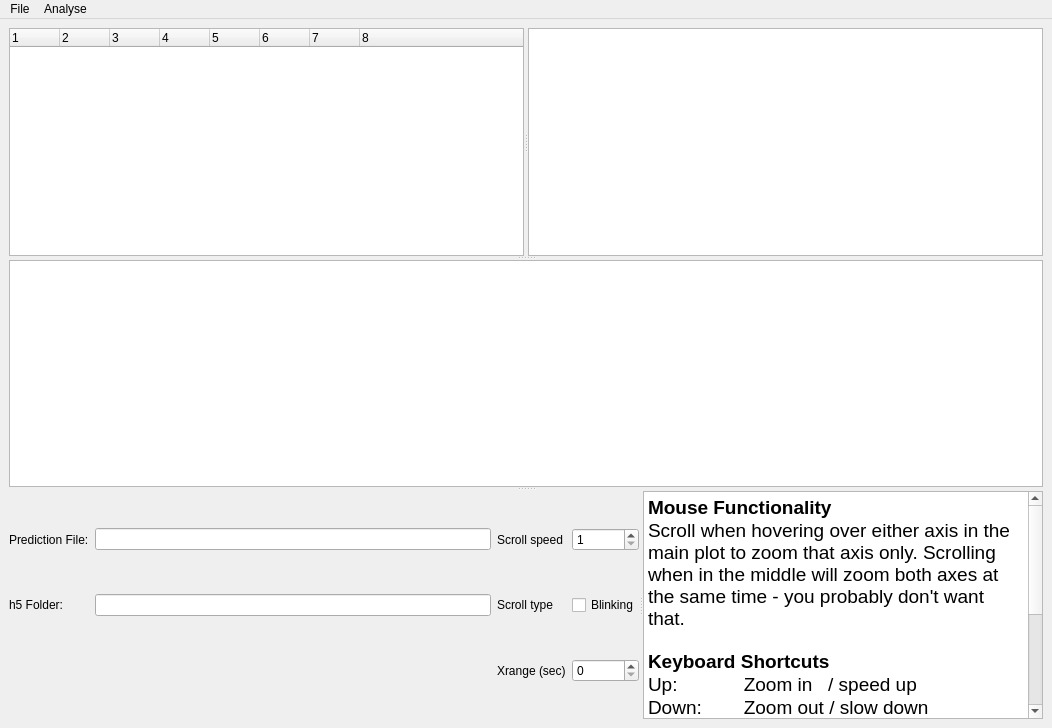
First picture: the form in pyecog/visualisation/check_preds_design_v2.ui, repository jcornford/pyecog, before the edit.
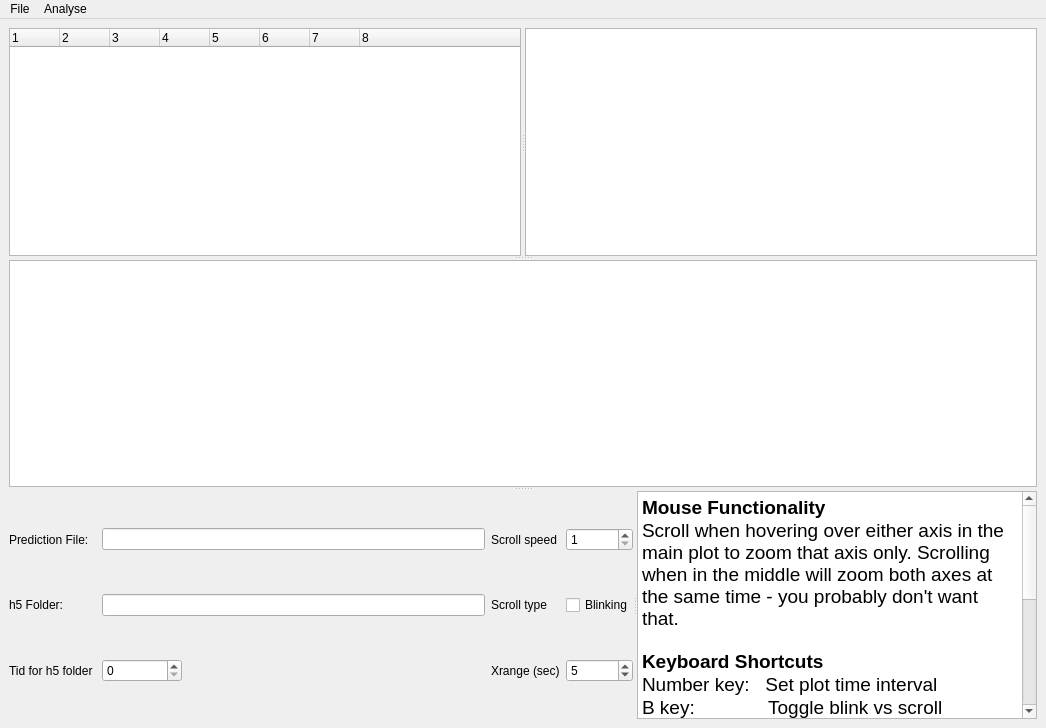
Second picture: the form after the edit. Custom widgets are drawn as their Qt base class.

```diff
--- a/pyecog/visualisation/check_preds_design_v2.ui
+++ b/pyecog/visualisation/check_preds_design_v2.ui
@@ -6,7 +6,7 @@
    <rect>
     <x>0</x>
     <y>0</y>
-    <width>1052</width>
+    <width>1046</width>
     <height>728</height>
    </rect>
   </property>
@@ -199,7 +199,7 @@
           <widget class="QSpinBox" name="scroll_speed_box">
            <property name="maximumSize">
             <size>
-             <width>100</width>
+             <width>80</width>
              <height>16777215</height>
             </size>
            </property>
@@ -253,7 +253,37 @@
           </widget>
          </item>
          <item row="2" column="3">
-          <widget class="QSpinBox" name="xrange_spinBox"/>
+          <widget class="QSpinBox" name="xrange_spinBox">
+           <property name="maximumSize">
+            <size>
+             <width>80</width>
+             <height>16777215</height>
+            </size>
+           </property>
+           <property name="minimum">
+            <number>1</number>
+           </property>
+           <property name="value">
+            <number>5</number>
+           </property>
+          </widget>
+         </item>
+         <item row="2" column="1">
+          <widget class="QSpinBox" name="tid_spinBox">
+           <property name="maximumSize">
+            <size>
+             <width>80</width>
+             <height>16777215</height>
+            </size>
+           </property>
+          </widget>
+         </item>
+         <item row="2" column="0">
+          <widget class="QLabel" name="label_6">
+           <property name="text">
+            <string>Tid for h5 folder </string>
+           </property>
+          </widget>
          </item>
         </layout>
        </widget>
@@ -273,14 +303,17 @@
 &lt;p style=&quot; margin-top:0px; margin-bottom:0px; margin-left:0px; margin-right:0px; -qt-block-indent:0; text-indent:0px;&quot;&gt;&lt;span style=&quot; font-family:'.Helvetica Neue DeskInterface'; font-size:14pt;&quot;&gt;Scroll when hovering over either axis in the main plot to zoom that axis only. Scrolling when in the middle will zoom both axes at the same time - you probably don't want that.&lt;/span&gt;&lt;/p&gt;
 &lt;p align=&quot;center&quot; style=&quot;-qt-paragraph-type:empty; margin-top:0px; margin-bottom:0px; margin-left:0px; margin-right:0px; -qt-block-indent:0; text-indent:0px;&quot;&gt;&lt;br /&gt;&lt;/p&gt;
 &lt;p style=&quot; margin-top:0px; margin-bottom:0px; margin-left:0px; margin-right:0px; -qt-block-indent:0; text-indent:0px;&quot;&gt;&lt;span style=&quot; font-family:'.Helvetica Neue DeskInterface'; font-size:14pt; font-weight:600;&quot;&gt;Keyboard Shortcuts&lt;/span&gt;&lt;/p&gt;
-&lt;p style=&quot; margin-top:0px; margin-bottom:0px; margin-left:0px; margin-right:0px; -qt-block-indent:0; text-indent:0px;&quot;&gt;&lt;span style=&quot; font-family:'.Helvetica Neue DeskInterface'; font-size:14pt;&quot;&gt;Up: 	   Zoom in   / speed up&lt;/span&gt;&lt;/p&gt;
-&lt;p style=&quot; margin-top:0px; margin-bottom:0px; margin-left:0px; margin-right:0px; -qt-block-indent:0; text-indent:0px;&quot;&gt;&lt;span style=&quot; font-family:'.Helvetica Neue DeskInterface'; font-size:14pt;&quot;&gt;Down: 	   Zoom out / slow down&lt;/span&gt;&lt;/p&gt;
-&lt;p style=&quot; margin-top:0px; margin-bottom:0px; margin-left:0px; margin-right:0px; -qt-block-indent:0; text-indent:0px;&quot;&gt;&lt;span style=&quot; font-family:'.Helvetica Neue DeskInterface'; font-size:14pt;&quot;&gt;Right arrow:    Step right / scroll forwards&lt;/span&gt;&lt;/p&gt;
-&lt;p style=&quot; margin-top:0px; margin-bottom:0px; margin-left:0px; margin-right:0px; -qt-block-indent:0; text-indent:0px;&quot;&gt;&lt;span style=&quot; font-family:'.Helvetica Neue DeskInterface'; font-size:14pt;&quot;&gt;Left arrow: 	   Step left   / scroll backwards&lt;/span&gt;&lt;/p&gt;
-&lt;p style=&quot; margin-top:0px; margin-bottom:0px; margin-left:0px; margin-right:0px; -qt-block-indent:0; text-indent:0px;&quot;&gt;&lt;span style=&quot; font-family:'.Helvetica Neue DeskInterface'; font-size:14pt;&quot;&gt;SPACE: 	   Start scrolling (or blinking)&lt;/span&gt;&lt;/p&gt;
-&lt;p style=&quot; margin-top:0px; margin-bottom:0px; margin-left:0px; margin-right:0px; -qt-block-indent:0; text-indent:0px;&quot;&gt;&lt;span style=&quot; font-family:'.Helvetica Neue DeskInterface'; font-size:14pt;&quot;&gt;B key: 	   Toggle blink vs scroll&lt;/span&gt;&lt;/p&gt;
 &lt;p style=&quot; margin-top:0px; margin-bottom:0px; margin-left:0px; margin-right:0px; -qt-block-indent:0; text-indent:0px;&quot;&gt;&lt;span style=&quot; font-family:'.Helvetica Neue DeskInterface'; font-size:14pt;&quot;&gt;Number key:   Set plot time interval &lt;/span&gt;&lt;/p&gt;
-&lt;p align=&quot;center&quot; style=&quot;-qt-paragraph-type:empty; margin-top:0px; margin-bottom:0px; margin-left:0px; margin-right:0px; -qt-block-indent:0; text-indent:0px; font-family:'.Helvetica Neue DeskInterface'; font-size:14pt;&quot;&gt;&lt;br /&gt;&lt;/p&gt;
+&lt;p style=&quot; margin-top:0px; margin-bottom:0px; margin-left:0px; margin-right:0px; -qt-block-indent:0; text-indent:0px;&quot;&gt;&lt;span style=&quot; font-family:'.Helvetica Neue DeskInterface'; font-size:14pt;&quot;&gt;B key:              Toggle blink vs scroll&lt;/span&gt;&lt;/p&gt;
+&lt;p style=&quot; margin-top:0px; margin-bottom:0px; margin-left:0px; margin-right:0px; -qt-block-indent:0; text-indent:0px;&quot;&gt;&lt;span style=&quot; font-family:'.Helvetica Neue DeskInterface'; font-size:14pt;&quot;&gt;SPACE:           Start scrolling (or blinking)&lt;/span&gt;&lt;/p&gt;
+&lt;p style=&quot; margin-top:0px; margin-bottom:0px; margin-left:0px; margin-right:0px; -qt-block-indent:0; text-indent:0px;&quot;&gt;&lt;span style=&quot; font-family:'.Helvetica Neue DeskInterface'; font-size:14pt;&quot;&gt;Up: 	   Zoom in   / speed up	          &lt;/span&gt;&lt;/p&gt;
+&lt;p style=&quot; margin-top:0px; margin-bottom:0px; margin-left:0px; margin-right:0px; -qt-block-indent:0; text-indent:0px;&quot;&gt;&lt;span style=&quot; font-family:'.Helvetica Neue DeskInterface'; font-size:14pt;&quot;&gt;Down: 	   Zoom out / slow down	          &lt;/span&gt;&lt;/p&gt;
+&lt;p style=&quot; margin-top:0px; margin-bottom:0px; margin-left:0px; margin-right:0px; -qt-block-indent:0; text-indent:0px;&quot;&gt;&lt;span style=&quot; font-family:'.Helvetica Neue DeskInterface'; font-size:14pt;&quot;&gt;Right arrow:    Step right / scroll forwards      &lt;/span&gt;&lt;/p&gt;
+&lt;p style=&quot; margin-top:0px; margin-bottom:0px; margin-left:0px; margin-right:0px; -qt-block-indent:0; text-indent:0px;&quot;&gt;&lt;span style=&quot; font-family:'.Helvetica Neue DeskInterface'; font-size:14pt;&quot;&gt;Left arrow: 	   Step left   / scroll backwards&lt;/span&gt;&lt;/p&gt;
+&lt;p style=&quot;-qt-paragraph-type:empty; margin-top:0px; margin-bottom:0px; margin-left:0px; margin-right:0px; -qt-block-indent:0; text-indent:0px; font-family:'.Helvetica Neue DeskInterface'; font-size:14pt;&quot;&gt;&lt;br /&gt;&lt;/p&gt;
+&lt;p style=&quot;-qt-paragraph-type:empty; margin-top:0px; margin-bottom:0px; margin-left:0px; margin-right:0px; -qt-block-indent:0; text-indent:0px; font-family:'.Helvetica Neue DeskInterface'; font-size:14pt;&quot;&gt;&lt;br /&gt;&lt;/p&gt;
+&lt;p style=&quot;-qt-paragraph-type:empty; margin-top:0px; margin-bottom:0px; margin-left:0px; margin-right:0px; -qt-block-indent:0; text-indent:0px; font-family:'.Helvetica Neue DeskInterface'; font-size:14pt;&quot;&gt;&lt;br /&gt;&lt;/p&gt;
+&lt;p align=&quot;center&quot; style=&quot;-qt-paragraph-type:empty; margin-top:0px; margin-bottom:0px; margin-left:0px; margin-right:0px; -qt-block-indent:0; text-indent:0px;&quot;&gt;&lt;br /&gt;&lt;/p&gt;
 &lt;p align=&quot;center&quot; style=&quot;-qt-paragraph-type:empty; margin-top:0px; margin-bottom:0px; margin-left:0px; margin-right:0px; -qt-block-indent:0; text-indent:0px; font-family:'.Helvetica Neue DeskInterface'; font-size:14pt;&quot;&gt;&lt;br /&gt;&lt;/p&gt;&lt;/body&gt;&lt;/html&gt;</string>
         </property>
        </widget>
@@ -294,7 +327,7 @@
     <rect>
      <x>0</x>
      <y>0</y>
-     <width>1052</width>
+     <width>1046</width>
      <height>22</height>
     </rect>
    </property>
```
